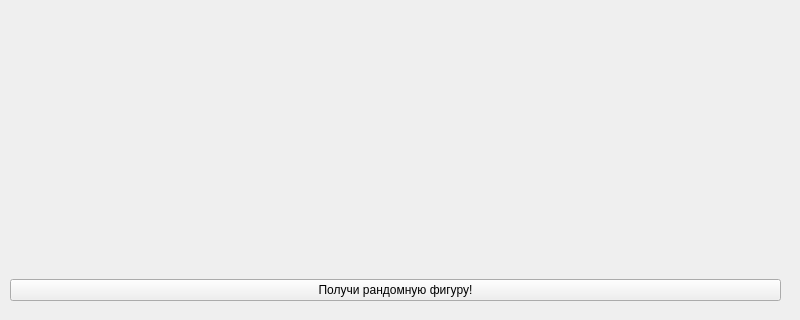
Before: the Qt Designer form DisplayRandomFigure.ui in jannejy/randomFigure, drawn with Qt 5; both pictures show x 0 to 800 and y 250 to 570 of the 800 by 570 pixel window.
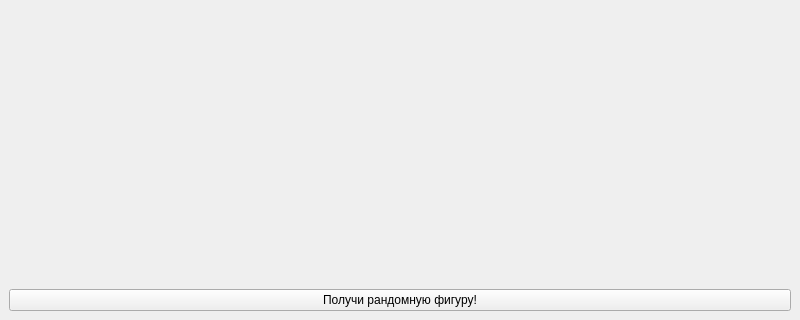
After: the same form once the commit is applied.

Commit message: added composite of widget

```diff
--- a/DisplayRandomFigure.ui
+++ b/DisplayRandomFigure.ui
@@ -20,14 +20,11 @@
    <string>Рандомная фигура!</string>
   </property>
   <widget class="QWidget" name="centralwidget">
-   <widget class="QWidget" name="verticalLayoutWidget">
-    <property name="geometry">
-     <rect>
-      <x>10</x>
-      <y>0</y>
-      <width>771</width>
-      <height>551</height>
-     </rect>
+   <property name="sizePolicy">
+    <sizepolicy hsizetype="Preferred" vsizetype="Preferred">
+     <horstretch>0</horstretch>
+     <verstretch>0</verstretch>
+    </sizepolicy>
     </property>
     <layout class="QVBoxLayout" name="verticalLayout">
      <item>
@@ -56,7 +53,6 @@
       </widget>
      </item>
     </layout>
-   </widget>
   </widget>
  </widget>
  <resources/>
```
Lines whose indentation alone changed are shown as unchanged.
